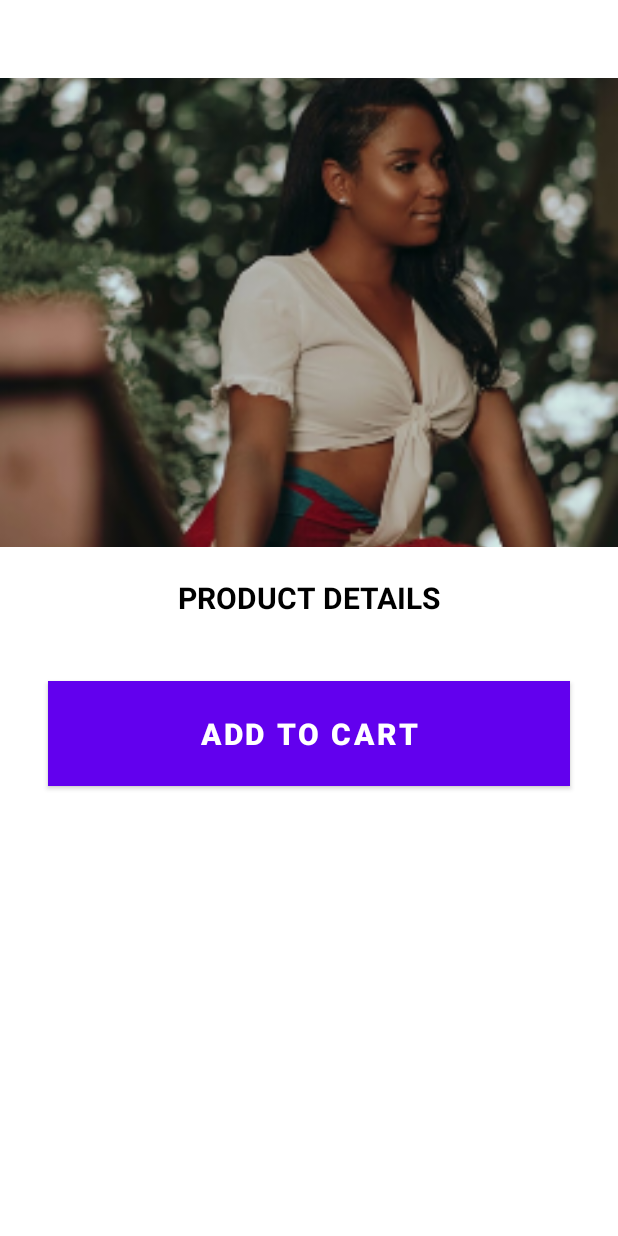
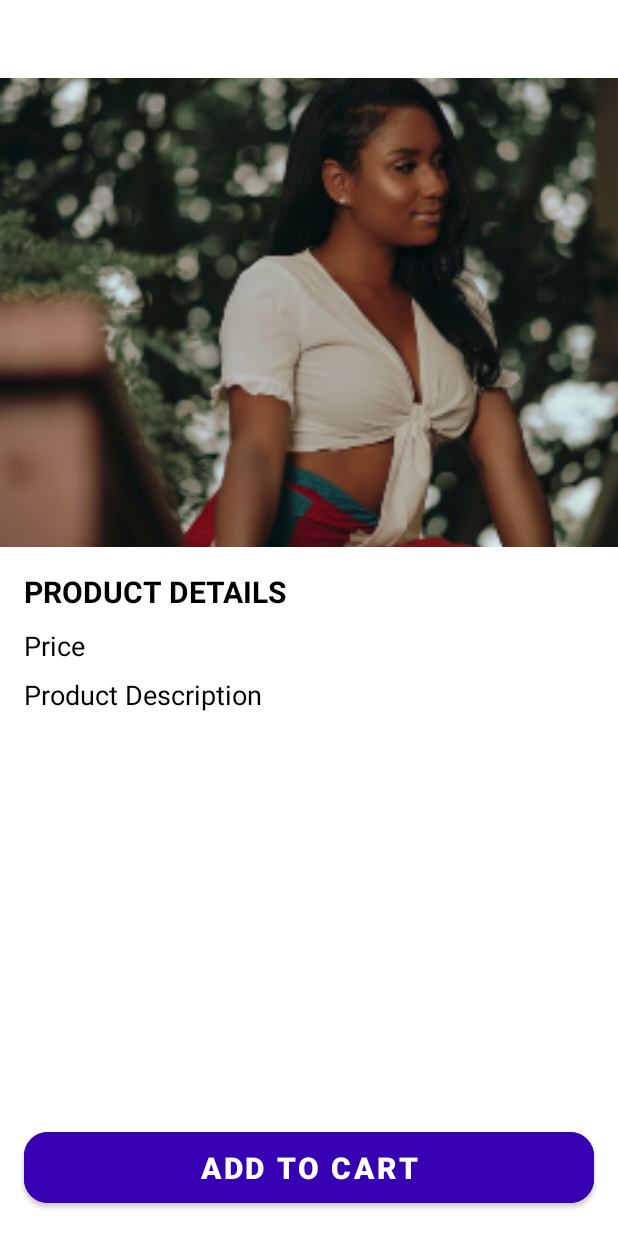
Before and after one commit to dikascode/avalanche, an Android app: the layout activity_product_details.xml on its own in the app's theme, with its tools: preview values and no code run, on a phone screen of 412 x 824 dp. Run offline under Robolectric (Android 15) with nearby library versions, the phone set to English and light mode, and no system bars; network calls fail.

Commit message:
Scroll view in product details page

```diff
--- a/app/src/main/java/com/decagon/avalanche/data/Product.kt
+++ b/app/src/main/java/com/decagon/avalanche/data/Product.kt
@@ -11,5 +11,8 @@ data class Product(
 
     val price: Double,
 
+    @SerializedName("description")
+    val desc: String,
+
     val isOnSale: Boolean
 )
--- a/app/src/main/java/com/decagon/avalanche/repository/ProductsRepository.kt
+++ b/app/src/main/java/com/decagon/avalanche/repository/ProductsRepository.kt
@@ -23,6 +23,13 @@ class ProductsRepository {
         }
     }
 
+    fun getProductByName(title: String): Single<Product> {
+        return Single.create {
+            val product = fetchProducts().first { it.title == title }
+            it.onSuccess(product)
+        }
+    }
+
     fun getProductPhotos() {
 
     }
--- a/app/src/main/java/com/decagon/avalanche/room/RoomProduct.kt
+++ b/app/src/main/java/com/decagon/avalanche/room/RoomProduct.kt
@@ -8,5 +8,6 @@ import androidx.room.PrimaryKey
 data class RoomProduct(
     @PrimaryKey(autoGenerate = true) val uid: Int?,
     @ColumnInfo val title: String,
-    @ColumnInfo val price: Double
+    @ColumnInfo val price: Double,
+    @ColumnInfo val desc: String
 )
--- a/app/src/main/java/com/decagon/avalanche/ui/ProductDetails.kt
+++ b/app/src/main/java/com/decagon/avalanche/ui/ProductDetails.kt
@@ -2,9 +2,13 @@ package com.decagon.avalanche.ui
 
 import androidx.appcompat.app.AppCompatActivity
 import android.os.Bundle
+import android.util.Log
 import com.decagon.avalanche.R
 import com.decagon.avalanche.databinding.ActivityProductDetailsBinding
+import com.decagon.avalanche.repository.ProductsRepository
 import com.squareup.picasso.Picasso
+import io.reactivex.rxjava3.android.schedulers.AndroidSchedulers
+import io.reactivex.rxjava3.schedulers.Schedulers
 
 class ProductDetails : AppCompatActivity() {
     private lateinit var binding: ActivityProductDetailsBinding
@@ -14,8 +18,18 @@ class ProductDetails : AppCompatActivity() {
         val view = binding.root
         setContentView(view)
 
-        binding.productTitleTv.text = intent.getStringExtra("title")
-        val photoUrl = intent.getStringExtra("photo_url")
-        Picasso.get().load(photoUrl).into(binding.productImageIv)
+        val title = intent.getStringExtra("title")
+        ProductsRepository().getProductByName(title!!)
+            .subscribeOn(Schedulers.io())
+            .observeOn(AndroidSchedulers.mainThread())
+            .subscribe({
+                binding.productTitleTv.text = it.title
+                binding.productPriceTv.text = it.price.toString()
+                binding.productDescTv.text = it.desc
+                val photoUrl = it.photoUrl
+                Picasso.get().load(photoUrl).into(binding.productImageIv)
+            }, { Log.d("Failure", "msg: ${ it.message }")})
+
+
     }
 }
--- a/app/src/main/java/com/decagon/avalanche/ui/fragments/AdminFragment.kt
+++ b/app/src/main/java/com/decagon/avalanche/ui/fragments/AdminFragment.kt
@@ -75,7 +75,7 @@ class AdminFragment : Fragment() {
                 }
                 else -> {
                     //save data to database
-                    val product = RoomProduct(null, title.toString(), price.toString().toDouble())
+                    val product = RoomProduct(null, title.toString(), price.toString().toDouble(), "")
                     ProductModel(db.productDao()).addProduct(product)
                     db.close()
 
--- a/app/src/main/java/com/decagon/avalanche/ui/fragments/MainFragment.kt
+++ b/app/src/main/java/com/decagon/avalanche/ui/fragments/MainFragment.kt
@@ -187,7 +187,7 @@ class MainFragment : Fragment() {
     private fun mapProductListFromDatabaseQuery(productsFromDatabase: List<RoomProduct>): List<Product> {
         return productsFromDatabase.map {
             Product(
-                it.title, "https://finepointmobile.com/data/jeans2.jpg", it.price, true
+                it.title, "https://finepointmobile.com/data/jeans2.jpg", it.price, it.desc,  true
             )
         }
     }
--- a/app/src/main/res/layout/activity_product_details.xml
+++ b/app/src/main/res/layout/activity_product_details.xml
@@ -6,51 +6,75 @@
     android:layout_height="match_parent"
     tools:context=".ui.ProductDetails">
 
+    <ScrollView
+        android:layout_width="0dp"
+        android:layout_height="0dp"
+        app:layout_constraintBottom_toBottomOf="parent"
+        app:layout_constraintLeft_toLeftOf="parent"
+        app:layout_constraintRight_toRightOf="parent"
+        app:layout_constraintTop_toTopOf="parent">
+
+        <androidx.constraintlayout.widget.ConstraintLayout
+            android:layout_width="match_parent"
+            android:layout_height="match_parent">
+
             <ImageView
                 android:id="@+id/product_image_iv"
                 android:layout_width="0dp"
                 android:layout_height="0dp"
                 android:layout_marginTop="52dp"
                 android:scaleType="centerCrop"
-        android:src="@drawable/african_lady_gown"
                 android:transitionName="photoToAnimate"
                 app:layout_constraintBottom_toTopOf="@+id/guideline"
                 app:layout_constraintEnd_toEndOf="parent"
                 app:layout_constraintHorizontal_bias="0.0"
                 app:layout_constraintStart_toStartOf="parent"
-        app:layout_constraintTop_toTopOf="parent" />
+                app:layout_constraintTop_toTopOf="parent"
+                tools:src="@drawable/african_lady_gown" />
 
             <TextView
                 android:id="@+id/product_title_tv"
                 android:layout_width="wrap_content"
                 android:layout_height="wrap_content"
-        android:layout_marginTop="20dp"
+                android:layout_marginTop="16dp"
                 android:text="Product Details"
                 android:textAllCaps="true"
                 android:textColor="?attr/productTitle"
                 android:textSize="20sp"
                 android:textStyle="bold"
                 app:layout_constraintEnd_toEndOf="parent"
+                app:layout_constraintHorizontal_bias="0.068"
                 app:layout_constraintStart_toStartOf="parent"
                 app:layout_constraintTop_toBottomOf="@id/product_image_iv" />
 
-    <com.google.android.material.button.MaterialButton
-        android:layout_width="0dp"
-        android:layout_height="70dp"
-        android:layout_marginStart="32dp"
-        android:layout_marginTop="32dp"
-        android:layout_marginEnd="32dp"
-        android:background="?attr/productButton"
-        android:text="Add to Cart"
-        android:textSize="20sp"
-        android:textStyle="bold"
-        app:cornerRadius="32dp"
-        app:layout_constraintBottom_toBottomOf="parent"
-        app:layout_constraintEnd_toEndOf="parent"
-        app:layout_constraintHorizontal_bias="0.0"
-        app:layout_constraintStart_toStartOf="parent"
-        app:layout_constraintTop_toBottomOf="@id/product_title_tv"
-        app:layout_constraintVertical_bias="0.032" />
+            <TextView
+                android:id="@+id/product_price_tv"
+                android:layout_width="wrap_content"
+                android:layout_height="wrap_content"
+                android:layout_marginTop="10dp"
+                android:text="Price"
+                android:textColor="@color/black"
+                android:textSize="18sp"
+                app:layout_constraintHorizontal_bias="0.042"
+                app:layout_constraintLeft_toLeftOf="parent"
+                app:layout_constraintRight_toRightOf="parent"
+                app:layout_constraintStart_toStartOf="@+id/product_title_tv"
+                app:layout_constraintTop_toBottomOf="@id/product_title_tv" />
+
+            <TextView
+                android:id="@+id/product_desc_tv"
+                android:layout_width="wrap_content"
+                android:layout_height="wrap_content"
+                android:layout_marginTop="8dp"
+                android:layout_marginRight="16dp"
+                android:text="Product Description"
+                android:textColor="@color/black"
+                android:textSize="18sp"
+                app:layout_constraintHorizontal_bias="0.055"
+                app:layout_constraintLeft_toLeftOf="parent"
+                app:layout_constraintRight_toRightOf="parent"
+                app:layout_constraintStart_toStartOf="@+id/product_price_tv"
+                app:layout_constraintTop_toBottomOf="@id/product_price_tv" />
 
             <androidx.constraintlayout.widget.Guideline
                 android:id="@+id/guideline"
@@ -60,3 +84,25 @@
                 app:layout_constraintGuide_begin="365dp" />
 
         </androidx.constraintlayout.widget.ConstraintLayout>
+
+
+    </ScrollView>
+
+    <com.google.android.material.button.MaterialButton
+        android:id="@+id/materialButton"
+        android:layout_width="0dp"
+        android:layout_height="wrap_content"
+        android:layout_margin="16dp"
+        android:backgroundTint="?attr/productButton"
+        android:padding="10dp"
+        android:text="Add to Cart"
+        android:textSize="20sp"
+        android:textStyle="bold"
+        app:cornerRadius="16dp"
+        app:layout_constraintBottom_toBottomOf="parent"
+        app:layout_constraintEnd_toEndOf="parent"
+        app:layout_constraintHorizontal_bias="0.0"
+        app:layout_constraintStart_toStartOf="parent" />
+
+
+</androidx.constraintlayout.widget.ConstraintLayout>
```
Lines whose indentation alone changed are shown as unchanged.
